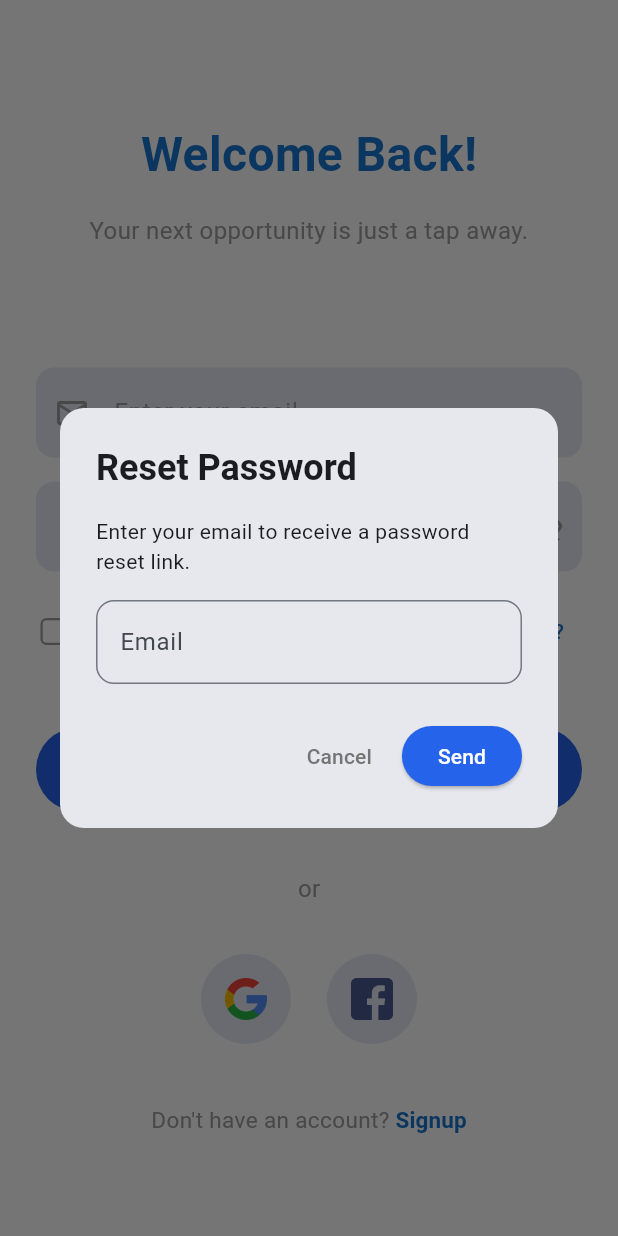
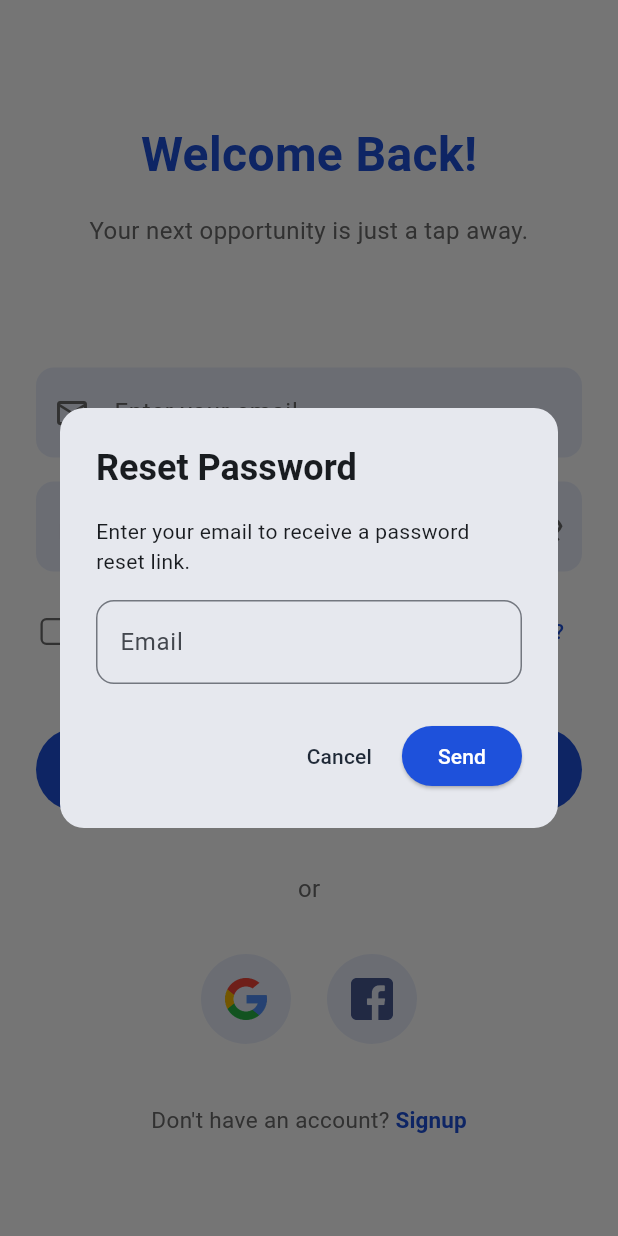
Before and after one commit to Iftikhar-Shams-Niloy/flutter_auto_service_app, a Flutter app: the AuthScreen screen opened directly, after a tap on "Forgot Password?", on a phone screen of 412 x 824 dp. Run offline on Flutter 3.47's test engine with Material 3 defaults, Android fonts, the light colour scheme and no system bars; our stand-ins replace carousel_slider, cloud_firestore, firebase_auth, firebase_core, flutter_slidable, google_sign_in; missing offline and left inert: flutter_facebook_auth; accounts and stored records are empty; generated files the repository leaves out were written again.

Commit message:
Color Correction on Auth Screen

```diff
--- a/lib/screens/auth_screen.dart
+++ b/lib/screens/auth_screen.dart
@@ -124,7 +124,10 @@ class _AuthScreenState extends State<AuthScreen> {
         actions: [
           TextButton(
             onPressed: () => Navigator.pop(context),
-            child: Text('Cancel', style: TextStyle(color: Colors.grey[600])),
+            child: Text(
+              'Cancel',
+              style: TextStyle(color: MyAppColors.textBlack),
+            ),
           ),
           ElevatedButton(
             onPressed: () async {
@@ -143,7 +146,7 @@ class _AuthScreenState extends State<AuthScreen> {
               }
             },
             style: ElevatedButton.styleFrom(
-              backgroundColor: const Color(0xFF2563EB),
+              backgroundColor: MyAppColors.primaryBlue,
             ),
             child: const Text('Send', style: TextStyle(color: Colors.white)),
           ),
@@ -172,7 +175,7 @@ class _AuthScreenState extends State<AuthScreen> {
                     style: TextStyle(
                       fontSize: 32,
                       fontWeight: FontWeight.bold,
-                      color: Colors.blue[700],
+                      color: MyAppColors.primaryBlue,
                     ),
                   ),
 
@@ -183,7 +186,10 @@ class _AuthScreenState extends State<AuthScreen> {
                     isLogin
                         ? 'Your next opportunity is just a tap away.'
                         : 'Start your journey with us today.',
-                    style: const TextStyle(fontSize: 16, color: Colors.grey),
+                    style: const TextStyle(
+                      fontSize: 16,
+                      color: MyAppColors.textGrey,
+                    ),
                     textAlign: TextAlign.center,
                   ),
 
@@ -193,7 +199,7 @@ class _AuthScreenState extends State<AuthScreen> {
                   if (!isLogin) ...[
                     Container(
                       decoration: BoxDecoration(
-                        color: const Color(0xFFE8EAF6),
+                        color: MyAppColors.textFieldBackground,
                         borderRadius: BorderRadius.circular(12),
                       ),
                       child: TextFormField(
@@ -201,12 +207,12 @@ class _AuthScreenState extends State<AuthScreen> {
                         decoration: const InputDecoration(
                           hintText: 'Username',
                           hintStyle: TextStyle(
-                            color: Colors.grey,
+                            color: MyAppColors.textGrey,
                             fontSize: 16,
                           ),
                           prefixIcon: Icon(
                             Icons.person_outline,
-                            color: Colors.grey,
+                            color: MyAppColors.textGrey,
                           ),
                           border: InputBorder.none,
                           contentPadding: EdgeInsets.symmetric(
@@ -229,7 +235,7 @@ class _AuthScreenState extends State<AuthScreen> {
                   // Email input
                   Container(
                     decoration: BoxDecoration(
-                      color: const Color(0xFFE8EAF6),
+                      color: MyAppColors.textFieldBackground,
                       borderRadius: BorderRadius.circular(12),
                     ),
                     child: TextFormField(
@@ -237,10 +243,13 @@ class _AuthScreenState extends State<AuthScreen> {
                       keyboardType: TextInputType.emailAddress,
                       decoration: const InputDecoration(
                         hintText: 'Enter your email',
-                        hintStyle: TextStyle(color: Colors.grey, fontSize: 16),
+                        hintStyle: TextStyle(
+                          color: MyAppColors.textGrey,
+                          fontSize: 16,
+                        ),
                         prefixIcon: Icon(
                           Icons.email_outlined,
-                          color: Colors.grey,
+                          color: MyAppColors.textGrey,
                         ),
                         border: InputBorder.none,
                         contentPadding: EdgeInsets.symmetric(
@@ -266,7 +275,7 @@ class _AuthScreenState extends State<AuthScreen> {
                   if (!isLogin) ...[
                     Container(
                       decoration: BoxDecoration(
-                        color: const Color(0xFFE8EAF6),
+                        color: MyAppColors.textFieldBackground,
                         borderRadius: BorderRadius.circular(12),
                       ),
                       child: TextFormField(
@@ -275,12 +284,12 @@ class _AuthScreenState extends State<AuthScreen> {
                         decoration: const InputDecoration(
                           hintText: 'Mobile Number (optional)',
                           hintStyle: TextStyle(
-                            color: Colors.grey,
+                            color: MyAppColors.textGrey,
                             fontSize: 16,
                           ),
                           prefixIcon: Icon(
                             Icons.phone_outlined,
-                            color: Colors.grey,
+                            color: MyAppColors.textGrey,
                           ),
                           border: InputBorder.none,
                           contentPadding: EdgeInsets.symmetric(
@@ -296,7 +305,7 @@ class _AuthScreenState extends State<AuthScreen> {
                   // Password input
                   Container(
                     decoration: BoxDecoration(
-                      color: const Color(0xFFE8EAF6),
+                      color: MyAppColors.textFieldBackground,
                       borderRadius: BorderRadius.circular(12),
                     ),
                     child: TextFormField(
@@ -305,19 +314,19 @@ class _AuthScreenState extends State<AuthScreen> {
                       decoration: InputDecoration(
                         hintText: 'Password',
                         hintStyle: const TextStyle(
-                          color: Colors.grey,
+                          color: MyAppColors.textGrey,
                           fontSize: 16,
                         ),
                         prefixIcon: const Icon(
                           Icons.lock_outline,
-                          color: Colors.grey,
+                          color: MyAppColors.textGrey,
                         ),
                         suffixIcon: IconButton(
                           icon: Icon(
                             obscurePassword
                                 ? Icons.visibility_off_outlined
                                 : Icons.visibility_outlined,
-                            color: Colors.grey,
+                            color: MyAppColors.textGrey,
                           ),
                           onPressed: () => setState(
                             () => obscurePassword = !obscurePassword,
@@ -361,7 +370,7 @@ class _AuthScreenState extends State<AuthScreen> {
                                   borderRadius: BorderRadius.circular(4),
                                 ),
                                 side: const BorderSide(
-                                  color: Colors.grey,
+                                  color: MyAppColors.textGrey,
                                   width: 1.5,
                                 ),
                               ),
@@ -370,7 +379,7 @@ class _AuthScreenState extends State<AuthScreen> {
                             const Text(
                               'Remember me',
                               style: TextStyle(
-                                color: Colors.grey,
+                                color: MyAppColors.textGrey,
                                 fontSize: 14,
                               ),
                             ),
@@ -381,7 +390,7 @@ class _AuthScreenState extends State<AuthScreen> {
                           child: Text(
                             'Forgot Password?',
                             style: TextStyle(
-                              color: Colors.blue[700],
+                              color: MyAppColors.primaryBlue,
                               fontSize: 14,
                               fontWeight: FontWeight.w500,
                             ),
@@ -399,7 +408,7 @@ class _AuthScreenState extends State<AuthScreen> {
                     child: ElevatedButton(
                       onPressed: _isLoading ? null : _handleEmailAuth,
                       style: ElevatedButton.styleFrom(
-                        backgroundColor: const Color(0xFF2563EB),
+                        backgroundColor: MyAppColors.primaryBlue,
                         foregroundColor: Colors.white,
                         shape: RoundedRectangleBorder(
                           borderRadius: BorderRadius.circular(28),
@@ -429,10 +438,9 @@ class _AuthScreenState extends State<AuthScreen> {
 
                   const SizedBox(height: 40),
 
-                  // Or divider
                   const Text(
                     'or',
-                    style: TextStyle(color: Colors.grey, fontSize: 16),
+                    style: TextStyle(color: MyAppColors.textGrey, fontSize: 16),
                   ),
 
                   const SizedBox(height: 32),
@@ -445,7 +453,7 @@ class _AuthScreenState extends State<AuthScreen> {
                         width: 60,
                         height: 60,
                         decoration: const BoxDecoration(
-                          color: Color(0xFFE8EAF6),
+                          color: MyAppColors.textFieldBackground,
                           shape: BoxShape.circle,
                         ),
                         child: IconButton(
@@ -465,7 +473,7 @@ class _AuthScreenState extends State<AuthScreen> {
                         width: 60,
                         height: 60,
                         decoration: const BoxDecoration(
-                          color: Color(0xFFE8EAF6),
+                          color: MyAppColors.textFieldBackground,
                           shape: BoxShape.circle,
                         ),
                         child: IconButton(
@@ -491,7 +499,7 @@ class _AuthScreenState extends State<AuthScreen> {
                             ? "Don't have an account? "
                             : "Already have an account? ",
                         style: const TextStyle(
-                          color: Colors.grey,
+                          color: MyAppColors.textGrey,
                           fontSize: 15,
                         ),
                       ),
@@ -513,7 +521,7 @@ class _AuthScreenState extends State<AuthScreen> {
                         child: Text(
                           isLogin ? 'Signup' : 'Login',
                           style: TextStyle(
-                            color: Colors.blue[700],
+                            color: MyAppColors.primaryBlue,
                             fontSize: 15,
                             fontWeight: FontWeight.w600,
                           ),
```
